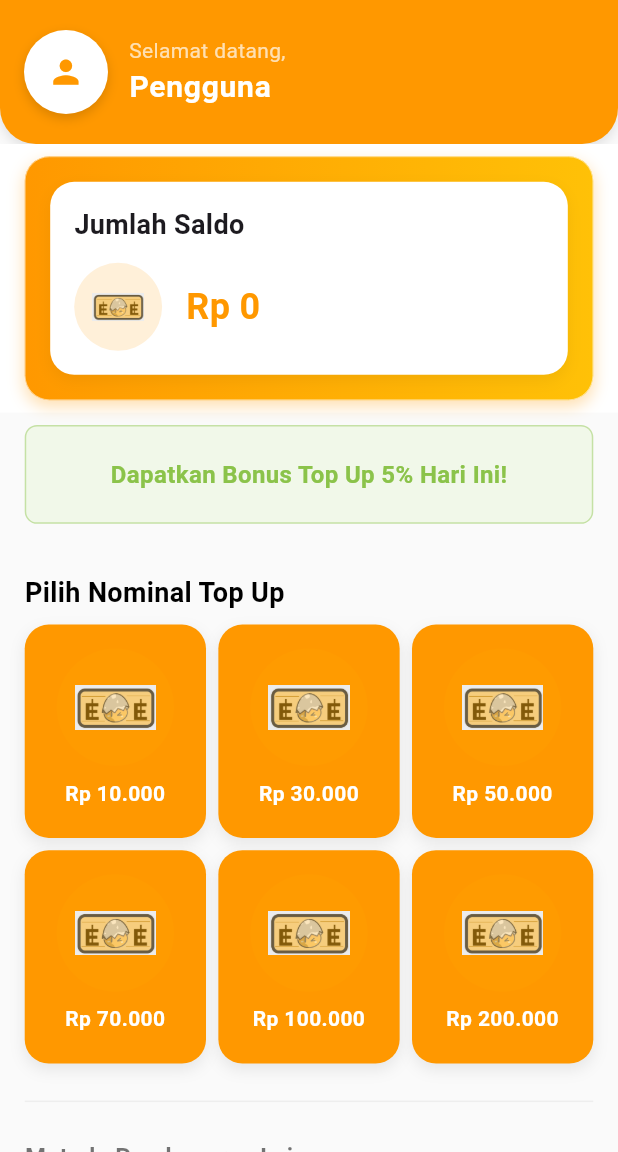
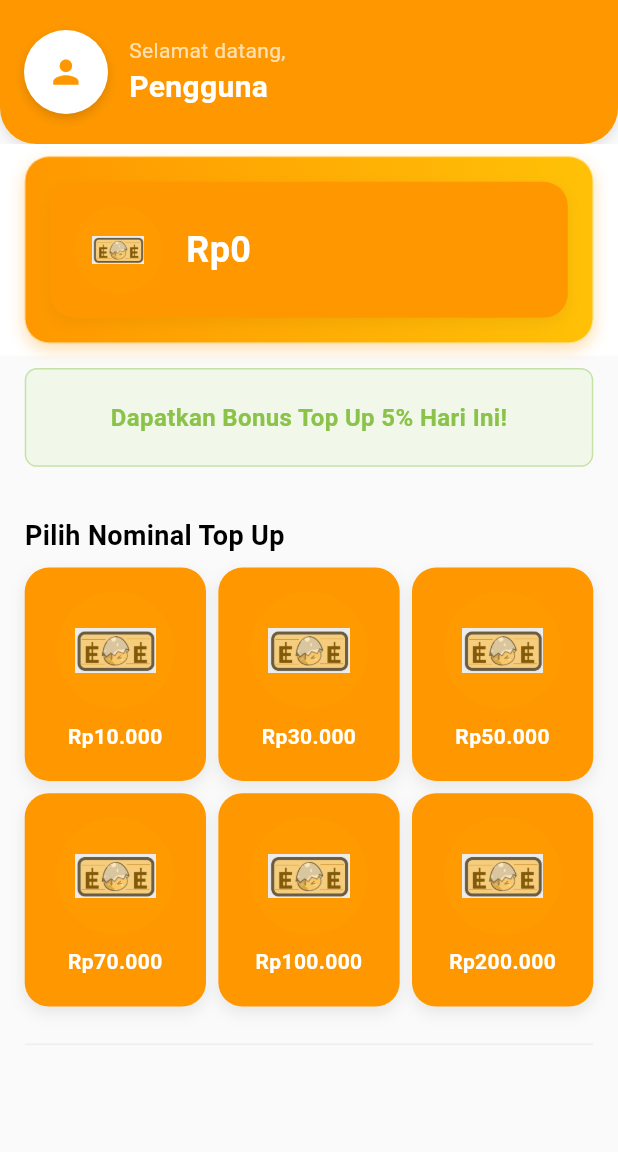
Before and after one commit to NatanaelVineDjapri/Eggsplore_Marketplace, a Flutter app: the screen it shows after launch, after a tap on "EggsplorePay's Balance", on a phone screen of 412 x 824 dp, the part 84-1236 px from its top. Run offline on Flutter 3.47's test engine with Material 3 defaults, Android fonts, the phone set to English and light mode, and no system bars; our stand-ins replace shared_preferences; network calls fail.

Commit message:
add and Finishing Logic Balance Features

```diff
--- a/eggsplore/lib/pages/eggsplore_pay_page.dart
+++ b/eggsplore/lib/pages/eggsplore_pay_page.dart
@@ -1,33 +1,54 @@
+import 'package:eggsplore/model/user.dart';
 import 'package:flutter/material.dart';
-import 'package:eggsplore/bar/backBar.dart';
-import 'package:eggsplore/widget/eggsplore_header.dart';
 import 'package:eggsplore/constants/sizes.dart';
 import 'package:eggsplore/constants/colors.dart';
 import 'package:eggsplore/widget/eggsplore_pay/balance_display.dart';
 import 'package:eggsplore/widget/topup_item.dart';
 import 'package:eggsplore/service/user_service.dart';
-import 'package:eggsplore/model/user.dart';
+import 'package:eggsplore/widget/eggsplore_header.dart';
+import 'package:eggsplore/bar/backBar.dart';
+import 'package:eggsplore/widget/formatter.dart';
 
 class EggsplorePayPage extends StatefulWidget {
-  final double balance;
-  const EggsplorePayPage({super.key, required this.balance});
+  const EggsplorePayPage({super.key});
 
   @override
   State<EggsplorePayPage> createState() => _EggsplorePayPageState();
 }
 
 class _EggsplorePayPageState extends State<EggsplorePayPage> {
-  late double balance;
   late Future<User?> userFuture;
+  double balance = 0;
+  String username = "Pengguna";
 
   @override
   void initState() {
     super.initState();
-    balance = widget.balance;
+    // Ambil data user dari API
     userFuture = UserService.getCurrentUser();
+    userFuture.then((user) {
+      if (user != null) {
+        setState(() {
+          username = user.name;
+          balance = user.balance;
+        });
+      }
+    });
   }
 
-  void addBalance(double amount) => setState(() => balance += amount);
+  void _topUp(double amount) async {
+    final newBalance = await UserService.topUp(amount);
+    if (newBalance != null) {
+      setState(() => balance = newBalance);
+      ScaffoldMessenger.of(context).showSnackBar(
+        SnackBar(content: Text("Top Up berhasil: ${formatRupiah(amount)}")),
+      );
+    } else {
+      ScaffoldMessenger.of(
+        context,
+      ).showSnackBar(const SnackBar(content: Text("Top Up gagal, coba lagi")));
+    }
+  }
 
   Widget _buildPromotionalBanner(Appsized sizes) {
     return Container(
@@ -53,10 +74,14 @@ class _EggsplorePayPageState extends State<EggsplorePayPage> {
   @override
   Widget build(BuildContext context) {
     final sizes = Appsized(context);
-    final topUpAmounts = [10000.0, 30000.0, 50000.0, 70000.0, 100000.0, 200000.0];
-
-    final double screenWidth = MediaQuery.of(context).size.width;
-    final double horizontalPadding = sizes.md;
+    final topUpAmounts = [
+      10000.0,
+      30000.0,
+      50000.0,
+      70000.0,
+      100000.0,
+      200000.0,
+    ];
     final double spacing = sizes.sm;
 
     return Scaffold(
@@ -69,19 +94,18 @@ class _EggsplorePayPageState extends State<EggsplorePayPage> {
         child: Column(
           crossAxisAlignment: CrossAxisAlignment.stretch,
           children: [
-            // --- HEADER DENGAN USERNAME ---
-            FutureBuilder<User?>(
-              future: userFuture,
-              builder: (context, snapshot) {
-                final username = (snapshot.data?.name ?? "Pengguna");
-                return EggsploreHeader(username: username);
-              },
-            ),
+            // Header dengan nama user
+            EggsploreHeader(username: username),
 
-            // --- BAGIAN 1: BALANCE CARD ---
+            // Balance Card
             Container(
               color: Colors.white,
-              padding: EdgeInsets.fromLTRB(sizes.md, sizes.sm, sizes.md, sizes.sm),
+              padding: EdgeInsets.fromLTRB(
+                sizes.md,
+                sizes.sm,
+                sizes.md,
+                sizes.sm,
+              ),
               child: Container(
                 padding: EdgeInsets.all(sizes.md),
                 decoration: BoxDecoration(
@@ -104,12 +128,11 @@ class _EggsplorePayPageState extends State<EggsplorePayPage> {
               ),
             ),
 
-            // 🆕 Promotional Banner
+            // Banner
             _buildPromotionalBanner(sizes),
 
-            // --- BAGIAN 2: PILIH NOMINAL TOP UP ---
+            // TopUp Section
             SizedBox(height: sizes.lg),
-
             Padding(
               padding: EdgeInsets.symmetric(horizontal: sizes.md),
               child: Text(
@@ -121,9 +144,7 @@ class _EggsplorePayPageState extends State<EggsplorePayPage> {
                 ),
               ),
             ),
-
             SizedBox(height: sizes.sm),
-
             Padding(
               padding: EdgeInsets.symmetric(horizontal: sizes.md),
               child: GridView.count(
@@ -134,16 +155,11 @@ class _EggsplorePayPageState extends State<EggsplorePayPage> {
                 mainAxisSpacing: spacing,
                 childAspectRatio: 0.85,
                 children: topUpAmounts.map((amount) {
-                  return TopUpItem(
-                    amount: amount,
-                    onTap: addBalance,
-                  );
+                  return TopUpItem(amount: amount, onTap: _topUp);
                 }).toList(),
               ),
             ),
-
             SizedBox(height: sizes.lg),
-
             Divider(
               height: 1,
               thickness: 1,
@@ -151,22 +167,7 @@ class _EggsplorePayPageState extends State<EggsplorePayPage> {
               indent: sizes.md,
               endIndent: sizes.md,
             ),
-
             SizedBox(height: sizes.lg),
-
-            Padding(
-              padding: EdgeInsets.symmetric(horizontal: sizes.md),
-              child: Text(
-                "Metode Pembayaran Lain",
-                style: TextStyle(
-                  fontWeight: FontWeight.bold,
-                  fontSize: Appsized.fontMd,
-                  color: Colors.black54,
-                ),
-              ),
-            ),
-
-            SizedBox(height: sizes.xl),
           ],
         ),
       ),
--- a/eggsplore/lib/pages/home_page.dart
+++ b/eggsplore/lib/pages/home_page.dart
@@ -1,4 +1,5 @@
 import 'package:eggsplore/constants/sizes.dart';
+import 'package:eggsplore/service/user_service.dart';
 import 'package:flutter/material.dart';
 import 'package:shared_preferences/shared_preferences.dart';
 import 'package:eggsplore/widget/TopNavBar.dart';
@@ -13,7 +14,6 @@ import 'package:eggsplore/service/product_service.dart';
 import 'package:eggsplore/widget/product.dart';
 import 'package:intl/intl.dart';
 
-
 class HomePage extends StatefulWidget {
   const HomePage({super.key});
 
@@ -24,7 +24,6 @@ class HomePage extends StatefulWidget {
 class _HomePageState extends State<HomePage> {
   double balance = 0;
 
-  // Ambil token & fetch produk
   Future<List<Product>> _loadProducts() async {
     final prefs = await SharedPreferences.getInstance();
     final token = prefs.getString('auth_token') ?? '';
@@ -32,6 +31,20 @@ class _HomePageState extends State<HomePage> {
       throw Exception("User belum login atau token kosong");
     }
     return ProductService.fetchProducts(token);
+  }
+
+  void initState() {
+    super.initState();
+    _loadUser();
+  }
+
+  void _loadUser() async {
+    final user = await UserService.getCurrentUser();
+    if (user != null) {
+      setState(() {
+        balance = user.balance;
+      });
+    }
   }
 
   @override
@@ -58,13 +71,16 @@ class _HomePageState extends State<HomePage> {
                 // TopNavBar
                 Padding(
                   padding: EdgeInsets.symmetric(
-                      horizontal: size.md, vertical: size.sm),
+                    horizontal: size.md,
+                    vertical: size.sm,
+                  ),
                   child: TopNavBar(
                     onChatTap: () {
                       Navigator.push(
                         context,
                         MaterialPageRoute(
-                            builder: (context) => const ChatPage()),
+                          builder: (context) => const ChatPage(),
+                        ),
                       );
                     },
                     onSearch: (value) => print("Search: $value"),
@@ -83,17 +99,17 @@ class _HomePageState extends State<HomePage> {
                           final newBalance = await Navigator.push<double>(
                             context,
                             MaterialPageRoute(
-                              builder: (context) =>
-                                  EggsplorePayPage(balance: balance),
+                              builder: (context) => const EggsplorePayPage(),
                             ),
                           );
                           if (newBalance != null) {
-                            setState(() => balance = newBalance);
+                            setState(
+                              () => balance = newBalance,
+                            ); // update balance di HomePage
                           }
                         },
                       ),
 
-                      // Produk Grid
                       Padding(
                         padding: EdgeInsets.all(size.md),
                         child: FutureBuilder<List<Product>>(
@@ -102,19 +118,23 @@ class _HomePageState extends State<HomePage> {
                             if (snapshot.connectionState ==
                                 ConnectionState.waiting) {
                               return const Center(
-                                  child: CircularProgressIndicator());
+                                child: CircularProgressIndicator(),
+                              );
                             }
 
                             if (snapshot.hasError) {
                               return Center(
                                 child: Text(
-                                      "Gagal load produk: ${snapshot.error}"));
+                                  "Gagal load produk: ${snapshot.error}",
+                                ),
+                              );
                             }
 
                             final products = snapshot.data ?? [];
                             if (products.isEmpty) {
                               return const Center(
-                                  child: Text("Belum ada produk"));
+                                child: Text("Belum ada produk"),
+                              );
                             }
 
                             return GridView.builder(
--- a/eggsplore/lib/widget/eggsplore_header.dart
+++ b/eggsplore/lib/widget/eggsplore_header.dart
@@ -6,7 +6,7 @@ class EggsploreHeader extends StatelessWidget {
 
   const EggsploreHeader({
     super.key,
-    required this.username,
+    this.username = 'Pengguna',
     this.avatarRadius = 28,
   });
 
@@ -69,7 +69,6 @@ class EggsploreHeader extends StatelessWidget {
                   color: Colors.white,
                   fontSize: 20,
                   fontWeight: FontWeight.bold,
-                  letterSpacing: 0.5,
                 ),
               ),
             ],
--- a/eggsplore/lib/widget/eggsplore_pay/balance_display.dart
+++ b/eggsplore/lib/widget/eggsplore_pay/balance_display.dart
@@ -1,5 +1,7 @@
 import 'package:flutter/material.dart';
 import 'package:eggsplore/widget/formatter.dart';
+import 'package:eggsplore/constants/colors.dart';
+
 
 class BalanceDisplay extends StatelessWidget {
   final double balance;
@@ -18,7 +20,7 @@ class BalanceDisplay extends StatelessWidget {
     return Container(
       padding: const EdgeInsets.all(16),
       decoration: BoxDecoration(
-        color: Colors.white,
+        color: AppColors.primary,
         borderRadius: BorderRadius.circular(16),
         boxShadow: [
           BoxShadow(
@@ -28,25 +30,12 @@ class BalanceDisplay extends StatelessWidget {
           ),
         ],
       ),
-      child: Column(
-        crossAxisAlignment: CrossAxisAlignment.start,
+      child: Row(
         children: [
-          const Text(
-            "Jumlah Saldo",
-            style: TextStyle(
-              fontWeight: FontWeight.bold,
-              fontSize: 18,
-            ),
-          ),
-          const SizedBox(height: 12),
-          Row(
-            crossAxisAlignment: CrossAxisAlignment.center,
-            children: [
-              // Icon di lingkaran
           Container(
             padding: const EdgeInsets.all(12),
-                decoration: BoxDecoration(
-                  color: Colors.orange.withOpacity(0.15),
+            decoration: const BoxDecoration(
+              color: AppColors.iconBg,
               shape: BoxShape.circle,
             ),
             child: Image.asset(
@@ -57,16 +46,10 @@ class BalanceDisplay extends StatelessWidget {
             ),
           ),
           const SizedBox(width: 16),
-              // Text balance
           Text(
             formatRupiah(balance),
             style: const TextStyle(
-                  color: Colors.orange,
-                  fontSize: 24,
-                  fontWeight: FontWeight.bold
-                ),
-              ),
-            ],
+                color: Colors.white, fontSize: 24, fontWeight: FontWeight.bold),
           ),
         ],
       ),
--- a/eggsplore/lib/widget/formatter.dart
+++ b/eggsplore/lib/widget/formatter.dart
@@ -1,13 +1,3 @@
-// lib/widget/formatter.dart
-String formatRupiah(double value) {
-  int v = value.round();
-  String s = v.toString();
-  String res = '';
-  int cnt = 0;
-  for (int i = s.length - 1; i >= 0; i--) {
-    res = s[i] + res;
-    cnt++;
-    if (cnt % 3 == 0 && i != 0) res = '.' + res;
-  }
-  return 'Rp $res';
+String formatRupiah(double number) {
+  return 'Rp${number.toStringAsFixed(0).replaceAllMapped(RegExp(r'\B(?=(\d{3})+(?!\d))'), (match) => '.')}';
 }
--- a/eggsplore/lib/widget/topup_item.dart
+++ b/eggsplore/lib/widget/topup_item.dart
@@ -1,8 +1,7 @@
-import 'package:eggsplore/constants/text_string.dart';
 import 'package:flutter/material.dart';
-import 'package:eggsplore/constants/sizes.dart';
-import 'package:eggsplore/constants/colors.dart';
-import 'package:eggsplore/widget/formatter.dart';
+import '../constants/sizes.dart';
+import '../constants/colors.dart';
+import 'formatter.dart';
 
 class TopUpItem extends StatelessWidget {
   final double amount;
@@ -18,9 +17,8 @@ class TopUpItem extends StatelessWidget {
 
   @override
   Widget build(BuildContext context) {
-    // responsive width menggunakan media query
     final screenWidth = MediaQuery.of(context).size.width;
-    final cardWidth = screenWidth * 0.38; // bisa disesuaikan, 38% layar
+    final cardWidth = screenWidth * 0.38;
 
     return GestureDetector(
       onTap: () => onTap(amount),
@@ -28,7 +26,7 @@ class TopUpItem extends StatelessWidget {
         width: cardWidth,
         padding: const EdgeInsets.symmetric(vertical: 16, horizontal: 12),
         decoration: BoxDecoration(
-          color: AppColors.primary, // kuning lembut
+          color: AppColors.primary,
           borderRadius: BorderRadius.circular(16),
           boxShadow: [
             BoxShadow(
@@ -42,12 +40,11 @@ class TopUpItem extends StatelessWidget {
           mainAxisSize: MainAxisSize.min,
           crossAxisAlignment: CrossAxisAlignment.center,
           children: [
-            // Lingkaran background ikon
             Container(
               width: cardWidth * 0.5,
               height: cardWidth * 0.5,
               decoration: const BoxDecoration(
-                color: AppColors.iconBg, // orange transparan
+                color: AppColors.iconBg,
                 shape: BoxShape.circle,
               ),
               padding: const EdgeInsets.all(12),
@@ -57,14 +54,12 @@ class TopUpItem extends StatelessWidget {
               ),
             ),
             const SizedBox(height: 8),
-            // Teks jumlah
             Text(
               formatRupiah(amount),
               style: const TextStyle(
-                color: Colors.white, // font putih
-                fontSize: Appsized.fontSm,
-                fontWeight: FontWeight.bold,
-              ),
+                  color: Colors.white,
+                  fontSize: Appsized.fontSm,
+                  fontWeight: FontWeight.bold),
               textAlign: TextAlign.center,
             ),
           ],
```
Also changed, not shown: eggsplore/lib/model/user.dart (+13 -0 lines), eggsplore/lib/service/user_service.dart (+27 -0 lines). Lines whose indentation alone changed are shown as unchanged.
